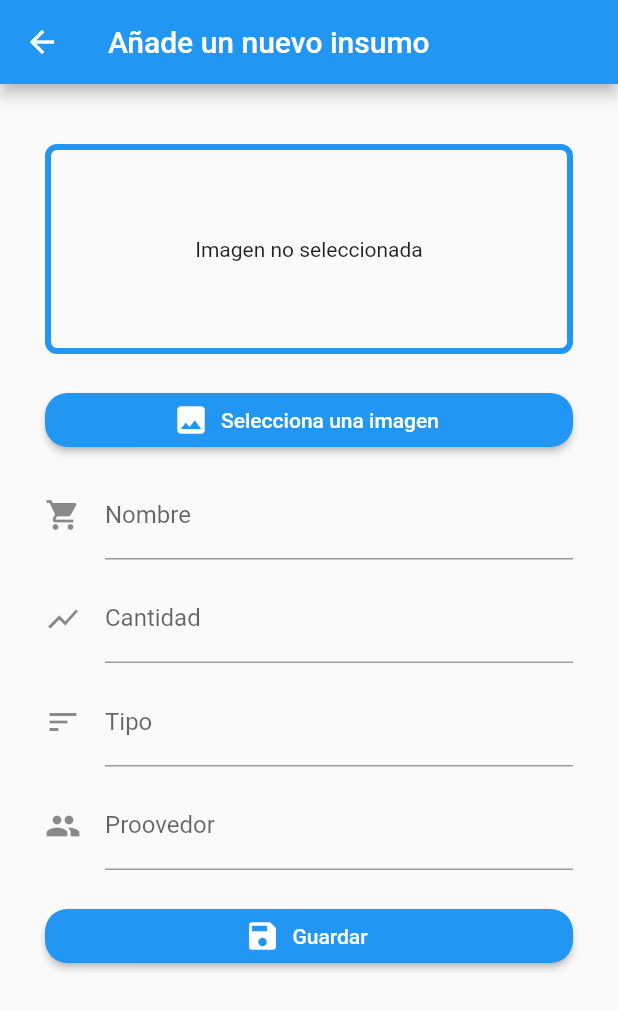
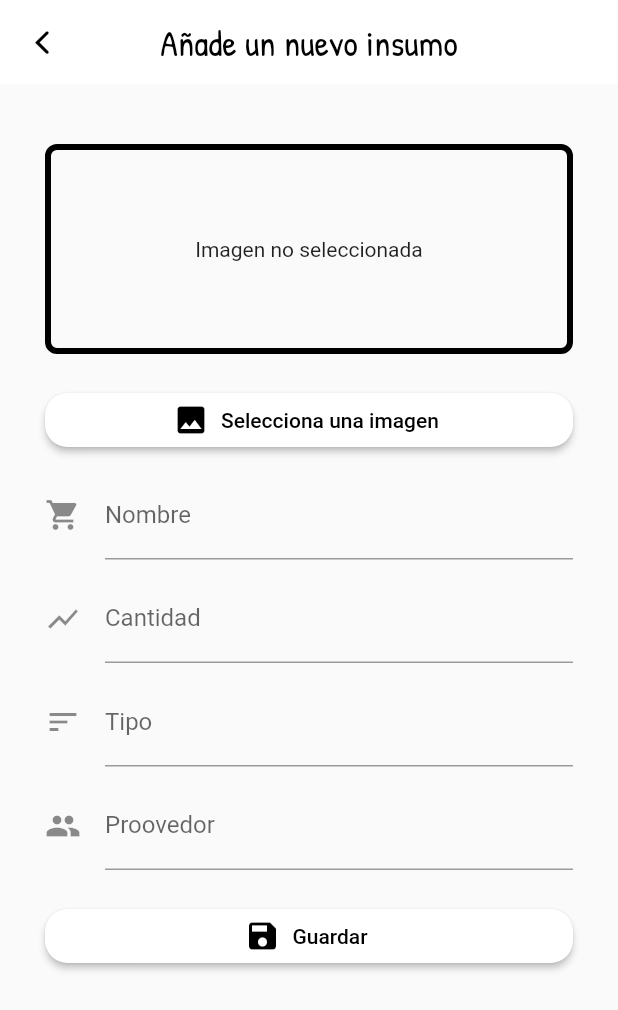
Before and after one commit to marcoleonardini/hackton_pyme_2019, a Flutter app: the InsumeFormScreen screen opened by its route, on a phone screen of 412 x 824 dp. Shown: the top 1010 px of the screen. Run offline on Flutter 3.47's test engine with Material 2 defaults, Android fonts, the light colour scheme and no system bars; missing offline and left inert: qr_code_scanner.

Commit message:
Changed button colors

```diff
--- a/lib/ui/pages/insumeForm/insume_form_screen.dart
+++ b/lib/ui/pages/insumeForm/insume_form_screen.dart
@@ -1,3 +1,4 @@
+import 'package:flutter/cupertino.dart';
 import 'package:flutter/material.dart';
 import 'package:hackaton_pyme_2019/ui/widgets/custom_button.dart';
 import 'package:hackaton_pyme_2019/ui/widgets/custom_input_field.dart';
@@ -30,7 +31,15 @@ class _InsumeFormScreenState extends State<InsumeFormScreen> {
   Widget build(BuildContext context) {
     return Scaffold(
       appBar: AppBar(
-        title: Text("Añade un nuevo insumo"),
+        leading: IconButton(
+          onPressed: () => Navigator.pop(context),
+          icon: Icon(CupertinoIcons.back, color: Colors.black),
+        ),
+        brightness: Brightness.light,
+        title: Text("Añade un nuevo insumo", style: Theme.of(context).textTheme.title),
+        centerTitle: true,
+        backgroundColor: Colors.white,
+        elevation: 0,
       ),
       body: Container(
         padding: EdgeInsets.symmetric(vertical: 40.0, horizontal: 30.0),
@@ -41,7 +50,7 @@ class _InsumeFormScreenState extends State<InsumeFormScreen> {
               width: 140.0,
               decoration: BoxDecoration(
                 border: Border.all(
-                  color: Colors.blue,
+                  color: Colors.black,
                   style: BorderStyle.solid,
                   width: 4.0
                 ),
@@ -53,8 +62,8 @@ class _InsumeFormScreenState extends State<InsumeFormScreen> {
             CustomButton(
               child: Text("Selecciona una imagen"),
               icon: Icon(Icons.image),
-              textColor: Colors.white,
-              backgroundColor: Colors.blue,
+              textColor: Colors.black,
+              backgroundColor: Colors.white,
               onPressed: () {},
             ),
             SizedBox(height: 10.0,),
@@ -93,8 +102,8 @@ class _InsumeFormScreenState extends State<InsumeFormScreen> {
             CustomButton(
               child: Text("Guardar"),
               icon: Icon(Icons.save),
-              textColor: Colors.white,
-              backgroundColor: Colors.blue,
+              textColor: Colors.black,
+              backgroundColor: Colors.white,
               onPressed: () {},
             ),
           ],
```
Also changed, not shown: lib/ui/pages/incomes/incomes.dart (+4 -4 lines), lib/ui/pages/productForm/product_form_screen.dart (+15 -6 lines), lib/ui/pages/sales/sales.dart (+4 -4 lines).
